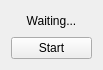
First picture: the form in src/MainWindow.ui, repository bolkaaa/CATE, before the edit.
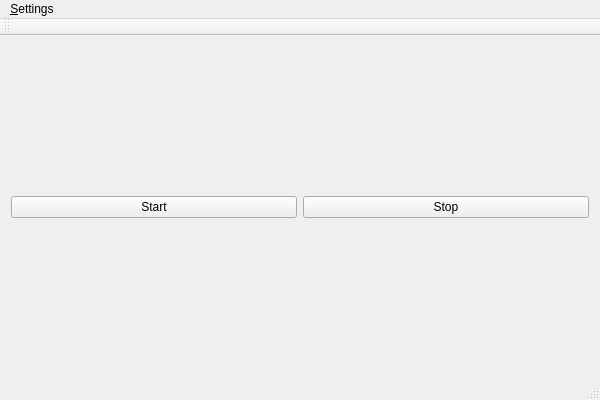
Second picture: the form after the edit.

Patch:
```diff
--- a/src/MainWindow.ui
+++ b/src/MainWindow.ui
@@ -6,8 +6,8 @@
    <rect>
     <x>0</x>
     <y>0</y>
-    <width>103</width>
-    <height>70</height>
+        <width>600</width>
+        <height>400</height>
    </rect>
   </property>
   <property name="windowTitle">
@@ -16,24 +16,56 @@
   <widget class="QWidget" name="centralWidget">
    <layout class="QVBoxLayout" name="verticalLayout">
     <item>
-     <widget class="QLabel" name="label">
-      <property name="text">
-       <string>Waiting...</string>
-      </property>
-      <property name="alignment">
-       <set>Qt::AlignCenter</set>
-      </property>
-     </widget>
-    </item>
+          <layout class="QHBoxLayout" name="horizontalLayout">
     <item>
-     <widget class="QPushButton" name="startButton">
+              <widget class="QPushButton" name="on_start_button_pressed">
       <property name="text">
        <string>Start</string>
       </property>
      </widget>
     </item>
-   </layout>
-  </widget>
+            <item>
+              <widget class="QPushButton" name="on_stop_button_pressed">
+                <property name="text">
+                  <string>Stop</string>
+                </property>
+              </widget>
+            </item>
+          </layout>
+        </item>
+      </layout>
+    </widget>
+    <widget class="QMenuBar" name="menuBar">
+      <property name="geometry">
+        <rect>
+          <x>0</x>
+          <y>0</y>
+          <width>600</width>
+          <height>26</height>
+        </rect>
+      </property>
+      <widget class="QMenu" name="menuAsdasd">
+        <property name="title">
+          <string>&amp;Settings</string>
+        </property>
+        <addaction name="soundcardSettingsAction"/>
+      </widget>
+      <addaction name="menuAsdasd"/>
+    </widget>
+    <widget class="QToolBar" name="mainToolBar">
+      <attribute name="toolBarArea">
+        <enum>TopToolBarArea</enum>
+      </attribute>
+      <attribute name="toolBarBreak">
+        <bool>false</bool>
+      </attribute>
+    </widget>
+    <widget class="QStatusBar" name="statusBar"/>
+    <action name="soundcardSettingsAction">
+      <property name="text">
+        <string>S&amp;ound Settings</string>
+      </property>
+    </action>
  </widget>
  <layoutdefault spacing="6" margin="11"/>
  <resources/>
```
Left out of the diff: 2 changed lines with no effect on the pictures. Lines whose indentation alone changed are shown as unchanged.
